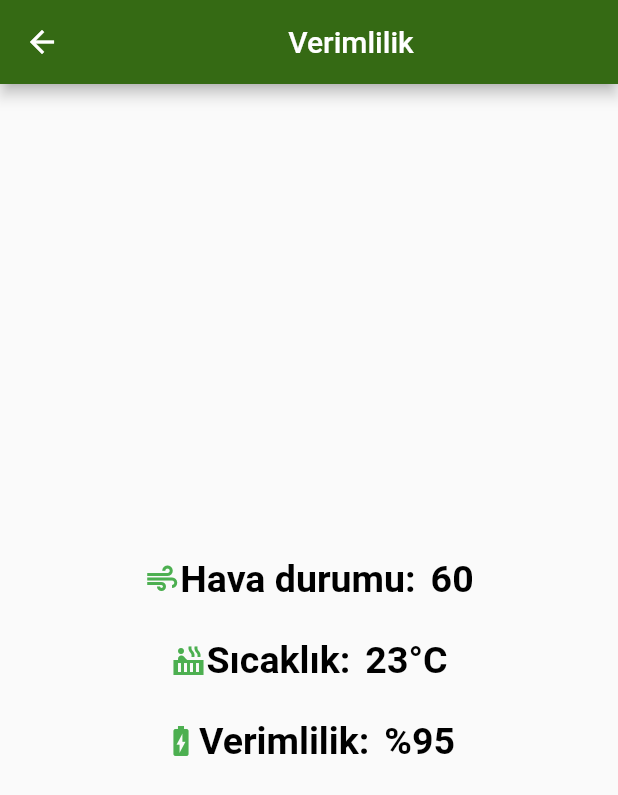
After one commit to Meliih/green-house-flutter, a Flutter app: the Verimlilik screen opened directly, on a phone screen of 412 x 824 dp. The commit adds this screen. Shown: the top 795 px of the screen. Run offline on Flutter 3.47's test engine with Material 2 defaults, Android fonts, the phone set to English and light mode, and no system bars; drawn by our look-alikes of auto_size_text.

Commit message:
new screens

```diff
--- /dev/null
+++ b/lib/screens/Verimlilik.dart
@@ -0,0 +1,153 @@
+import 'package:auto_size_text/auto_size_text.dart';
+import 'package:flutter/material.dart';
+
+class Verimlilik extends StatefulWidget {
+  const Verimlilik({Key? key}) : super(key: key);
+
+  @override
+  State<Verimlilik> createState() => _VerimlilikState();
+}
+
+class _VerimlilikState extends State<Verimlilik> {
+  @override
+  Widget build(BuildContext context) {
+    return Scaffold(
+      appBar: AppBar(
+        title: Center(child: Text('Verimlilik')),
+        backgroundColor: Color.fromARGB(255, 53, 106, 20),
+      ),
+      body: Container(
+        child: Center(
+          child: Column(
+            mainAxisAlignment: MainAxisAlignment.center,
+            children: [
+              Row(
+                mainAxisAlignment: MainAxisAlignment.center,
+                children: [
+                  Container(
+                    child: Icon(Icons.air, color: Colors.green),
+                  ),
+                  Container(
+                    decoration: BoxDecoration(
+                        //color: Colors.green,
+                        borderRadius: BorderRadius.all(Radius.circular(10))),
+                    child: AutoSizeText("Hava durumu:",
+                        textDirection: TextDirection.ltr,
+                        //textAlign: TextAlign.justify,
+                        maxLines: 3,
+                        overflow: TextOverflow.ellipsis,
+                        style: TextStyle(
+                          color: Colors.black,
+                          fontSize: 25,
+                          fontFamily: 'Roboto',
+                          fontWeight: FontWeight.w700,
+                        )),
+                  ),
+                  SizedBox(
+                    width: 10,
+                  ),
+                  Container(
+                    child: Text(
+                      "60",
+                      style: TextStyle(
+                        color: Colors.black,
+                        fontSize: 25,
+                        fontFamily: 'Roboto',
+                        fontWeight: FontWeight.w700,
+                      ),
+                    ),
+                  )
+                ],
+              ),
+              SizedBox(
+                height: 25,
+              ),
+              Row(
+                mainAxisAlignment: MainAxisAlignment.center,
+                children: [
+                  Container(
+                    child: Icon(Icons.hot_tub_sharp, color: Colors.green),
+                  ),
+                  Container(
+                    decoration: BoxDecoration(
+                        //color: Colors.green,
+                        borderRadius: BorderRadius.all(Radius.circular(10))),
+                    child: AutoSizeText("Sıcaklık:",
+                        textDirection: TextDirection.ltr,
+                        //textAlign: TextAlign.justify,
+                        maxLines: 3,
+                        overflow: TextOverflow.ellipsis,
+                        style: TextStyle(
+                          color: Colors.black,
+                          fontSize: 25,
+                          fontFamily: 'Roboto',
+                          fontWeight: FontWeight.w700,
+                        )),
+                  ),
+                  SizedBox(
+                    width: 10,
+                  ),
+                  Container(
+                    child: Text(
+                      "23°C",
+                      style: TextStyle(
+                        color: Colors.black,
+                        fontSize: 25,
+                        fontFamily: 'Roboto',
+                        fontWeight: FontWeight.w700,
+                      ),
+                    ),
+                  )
+                ],
+              ),
+              SizedBox(
+                height: 25,
+              ),
+              Row(
+                mainAxisAlignment: MainAxisAlignment.center,
+                children: [
+                  Container(
+                    child: Icon(
+                      Icons.battery_charging_full,
+                      color: Colors.green,
+                    ),
+                  ),
+                  Container(
+                    decoration: BoxDecoration(
+                        //color: Colors.green,
+                        borderRadius: BorderRadius.all(Radius.circular(10))),
+                    child: AutoSizeText("Verimlilik:",
+                        textDirection: TextDirection.ltr,
+                        //textAlign: TextAlign.justify,
+                        maxLines: 3,
+                        overflow: TextOverflow.ellipsis,
+                        style: TextStyle(
+                          color: Colors.black,
+                          fontSize: 25,
+                          fontFamily: 'Roboto',
+                          fontWeight: FontWeight.w700,
+                        )),
+                  ),
+                  SizedBox(
+                    width: 10,
+                  ),
+                  Container(
+                    child: Text(
+                      "%95",
+                      style: TextStyle(
+                        color: Colors.black,
+                        fontSize: 25,
+                        fontFamily: 'Roboto',
+                        fontWeight: FontWeight.w700,
+                      ),
+                    ),
+                  )
+                ],
+              ),
+            ],
+          ),
+        ),
+      ),
+    );
+  }
+}
```
Also changed, not shown: lib/HomePage.dart (+33 -4 lines), lib/screens/Camera.dart (added, +85 -0 lines), lib/screens/Enerji.dart (added, +104 -0 lines), lib/screens/EnerjiKullanimi.dart (added, +103 -0 lines), assets/siyahekran.jpg (added).
